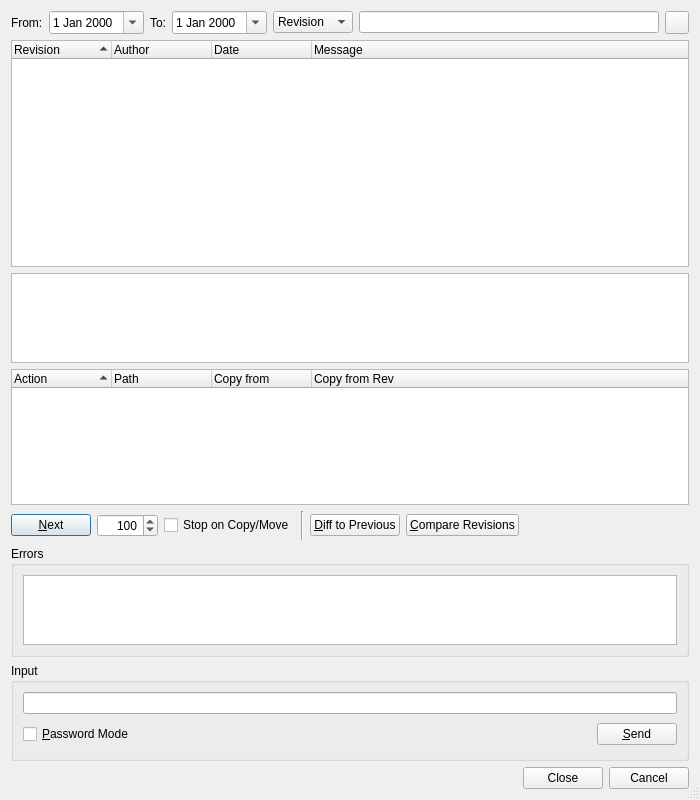
This is Plugins/VcsPlugins/vcsMercurial/HgLogBrowserDialog.ui in testmana2/test as Qt 5 draws it before an edit. The edited form follows.
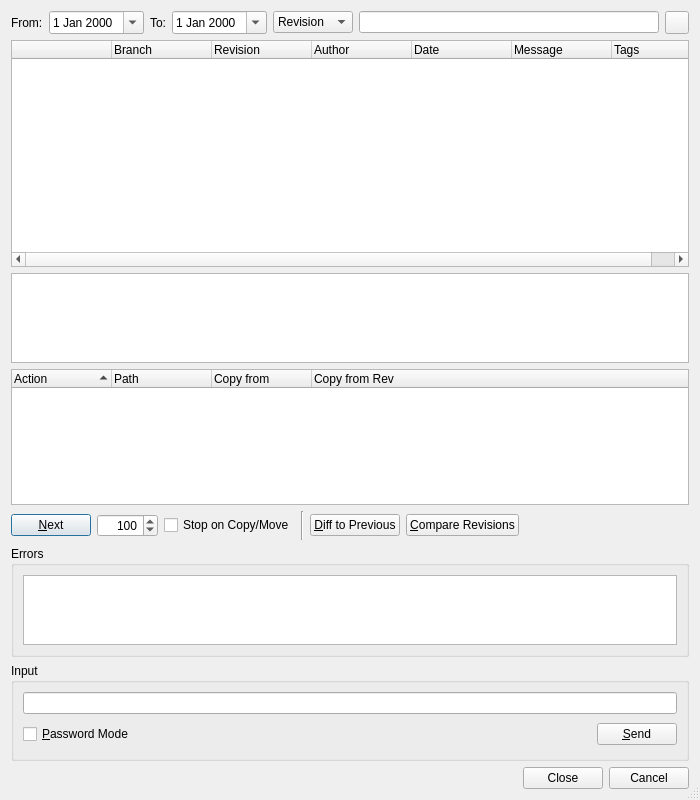
This is the edited form.

Commit message: Enhanced LogBrowserDialog.

Diff of the .ui file:
```diff
--- a/Plugins/VcsPlugins/vcsMercurial/HgLogBrowserDialog.ui
+++ b/Plugins/VcsPlugins/vcsMercurial/HgLogBrowserDialog.ui
@@ -111,12 +111,19 @@
      <property name="itemsExpandable">
       <bool>false</bool>
      </property>
-     <property name="sortingEnabled">
-      <bool>true</bool>
-     </property>
      <property name="allColumnsShowFocus">
       <bool>true</bool>
      </property>
+     <column>
+      <property name="text">
+       <string> </string>
+      </property>
+     </column>
+     <column>
+      <property name="text">
+       <string>Branch</string>
+      </property>
+     </column>
      <column>
       <property name="text">
        <string>Revision</string>
@@ -137,6 +144,11 @@
        <string>Message</string>
       </property>
      </column>
+     <column>
+      <property name="text">
+       <string>Tags</string>
+      </property>
+     </column>
     </widget>
    </item>
    <item>
```
The commit also changes 5 other files.
